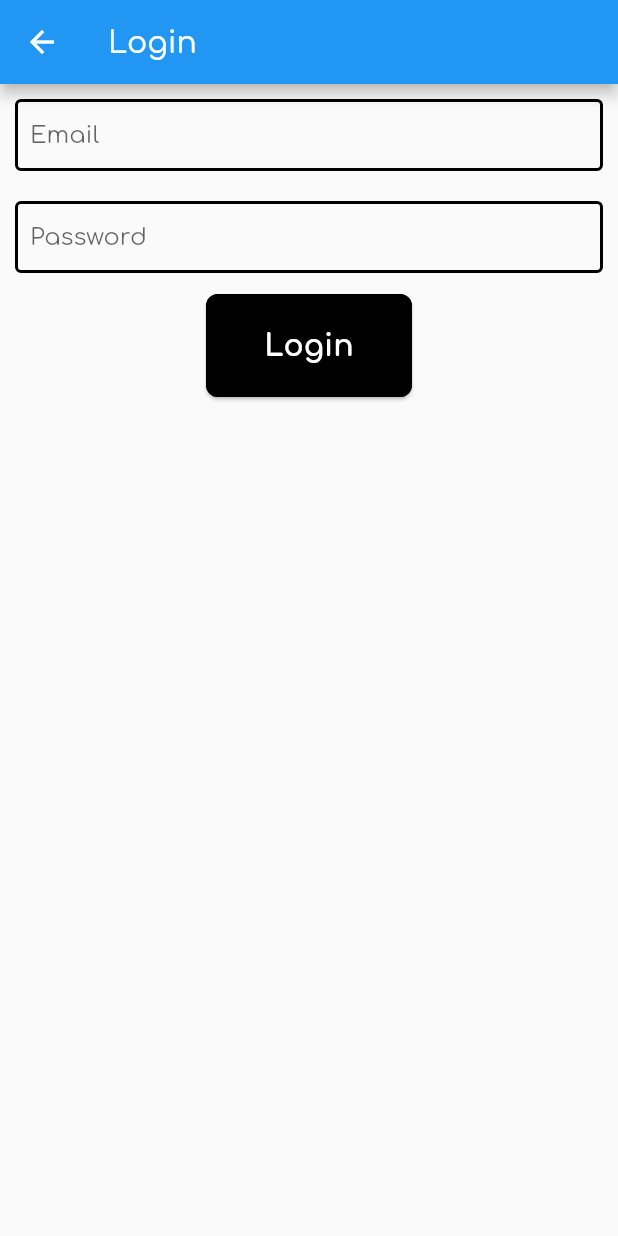
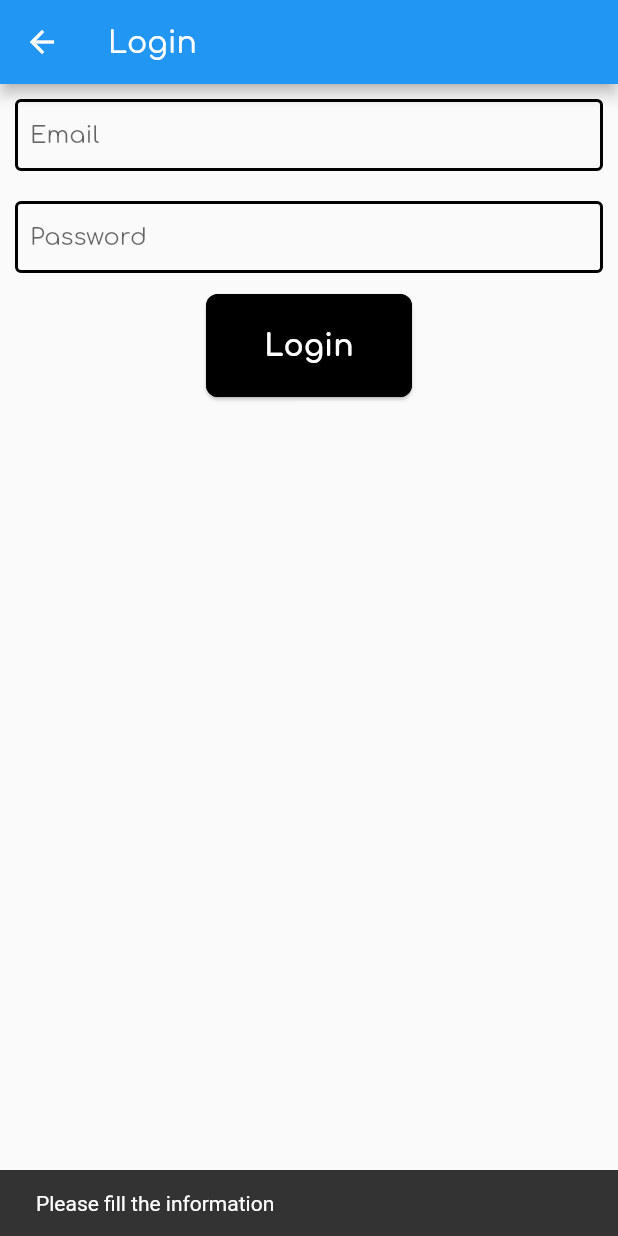
Before and after one commit to Guillaume-e/TegAuto, a Flutter app: the Login screen opened directly, after a tap on "Login", on a phone screen of 412 x 824 dp. Run offline on Flutter 3.47's test engine with Material 2 defaults, Android fonts, the phone set to English and light mode, and no system bars; our stand-ins replace firebase_auth, firebase_core, image_picker; accounts and stored records are empty.

Commit message:
authentication with firebase & user return

```diff
--- a/teg_auto/lib/main.dart
+++ b/teg_auto/lib/main.dart
@@ -8,8 +8,8 @@ void main() async {
   WidgetsFlutterBinding.ensureInitialized();
   await Firebase.initializeApp();
   runApp(
-    ChangeNotifierProvider<User>(
-      create: (_) => User(),
+    ChangeNotifierProvider<UserManagement>(
+      create: (_) => UserManagement(),
       child: const MyApp(),
     ),
   );
--- a/teg_auto/lib/model/user.dart
+++ b/teg_auto/lib/model/user.dart
@@ -1,8 +1,9 @@
 import 'dart:developer' as developer;
 import 'package:firebase_auth/firebase_auth.dart';
 import 'package:flutter/material.dart';
+import 'package:teg_auto/model/user_return.dart';
 
-class User extends ChangeNotifier {
+class UserManagement extends ChangeNotifier {
   String _name = "";
   String _email = "";
   bool _isAdmin = false;
@@ -44,13 +45,37 @@ class User extends ChangeNotifier {
     return _isAdmin;
   }
 
-  Future<bool> registerNewUser(
+  Future<bool> setupUserInformationOnRegister(
+    String username,
+    String email,
+    UserCredential credential,
+  ) async {
+    try {
+      final User? actualUser = credential.user;
+      await actualUser?.updateDisplayName(username);
+      await actualUser?.updatePhotoURL(
+        "https://static.vecteezy.com/ti/vecteur-libre/p3/2275847-male-avatar-profil-icone-de-souriant-caucasien-homme-vectoriel.jpg",
+      );
+      _email = email;
+      _name = username;
+      _image =
+          "https://static.vecteezy.com/ti/vecteur-libre/p3/2275847-male-avatar-profil-icone-de-souriant-caucasien-homme-vectoriel.jpg";
+      return true;
+    } catch (error) {
+      return false;
+    }
+  }
+
+  Future<UserReturn> registerNewUser(
     String username,
     String email,
     String password,
   ) async {
     if (email.isEmpty == true || password.isEmpty == true) {
-      return false;
+      return const UserReturn(
+        status: false,
+        message: "Please fill the field.",
+      );
     }
     try {
       final UserCredential credential =
@@ -58,44 +83,82 @@ class User extends ChangeNotifier {
         email: email,
         password: password,
       );
-      print(credential);
-      return true;
+      await setupUserInformationOnRegister(username, email, credential);
+      return const UserReturn(
+        status: true,
+        message: "Registered successfully",
+      );
     } on FirebaseAuthException catch (e) {
       if (e.code == 'weak-password') {
-        print('The password provided is too weak.');
+        return const UserReturn(
+          status: false,
+          message: "The password provided is too weak.",
+        );
       } else if (e.code == 'email-already-in-use') {
-        print('The account already exists for that email.');
+        return const UserReturn(
+          status: false,
+          message: "The account already exists for that email.",
+        );
       }
-      return false;
+      return const UserReturn(
+        status: false,
+        message: "Please, verify the information entered",
+      );
     } catch (e) {
-      print(e);
+      return const UserReturn(status: false, message: "An error occured");
+    }
+  }
+
+  Future<bool> setupUserInformationOnLogin(UserCredential credential) async {
+    try {
+      _name = credential.user?.displayName ?? "No username";
+      _email = credential.user?.email ?? "No email";
+      _image = credential.user?.photoURL ??
+          "https://static.vecteezy.com/ti/vecteur-libre/p3/2275847-male-avatar-profil-icone-de-souriant-caucasien-homme-vectoriel.jpg";
+      return true;
+    } catch (error) {
       return false;
     }
   }
 
-  Future<bool> loginExistingUser(String email, String password) async {
+  Future<UserReturn> loginExistingUser(String email, String password) async {
     try {
-      if (email.isEmpty == true || password.isEmpty == true) return false;
+      if (email.isEmpty == true || password.isEmpty == true) {
+        return const UserReturn(
+          status: false,
+          message: "Please fill the information",
+        );
+      }
       final UserCredential credential =
           await FirebaseAuth.instance.signInWithEmailAndPassword(
         email: email,
         password: password,
       );
-      developer.log("CREDENTIAL");
-      print(credential);
-      return true;
+      await setupUserInformationOnLogin(credential);
+      return const UserReturn(status: true, message: "Login successful");
     } on FirebaseAuthException catch (e) {
-      developer.log("EXCEPTION");
       if (e.code == 'user-not-found') {
-        developer.log('No user found for that email.');
+        return const UserReturn(
+          status: false,
+          message: "No user found for that email.",
+        );
       } else if (e.code == 'wrong-password') {
-        developer.log('Wrong password provided for that user.');
+        return const UserReturn(
+          status: false,
+          message: "Wrong password provided for that user.",
+        );
       } else if (e.code == 'invalid-email') {
-        developer.log('Wrong email');
+        return const UserReturn(
+          status: false,
+          message: "The email entered is invalid",
+        );
       }
-      return false;
+      return const UserReturn(
+        status: false,
+        message: "Please, verify the field",
+      );
     } catch (error) {
-      return false;
+      return const UserReturn(status: false, message: "An error occured");
     }
   }
 }
--- /dev/null
+++ b/teg_auto/lib/model/user_return.dart
@@ -0,0 +1,6 @@
+class UserReturn {
+  const UserReturn({required this.status, required this.message});
+
+  final bool status;
+  final String message;
+}
--- a/teg_auto/lib/pages/authentication/login.dart
+++ b/teg_auto/lib/pages/authentication/login.dart
@@ -1,6 +1,7 @@
 import 'package:flutter/material.dart';
 import 'package:provider/provider.dart';
 import 'package:teg_auto/model/user.dart';
+import 'package:teg_auto/model/user_return.dart';
 import 'package:teg_auto/pages/authentication/authentication_button.dart';
 import 'package:teg_auto/pages/navigation_page.dart';
 import 'package:teg_auto/widgets/text_input_component.dart';
@@ -17,9 +18,9 @@ class _LoginState extends State<Login> {
   String _password = "";
 
   void goToHomePage() {
-    final User user = context.read<User>();
-    user.loginExistingUser(_email, _password).then((bool loginStatus) {
-      if (loginStatus == true) {
+    final UserManagement user = context.read<UserManagement>();
+    user.loginExistingUser(_email, _password).then((UserReturn loginResponse) {
+      if (loginResponse.status == true) {
         user.setEmail(_email);
         Navigator.pushAndRemoveUntil(
           context,
@@ -30,6 +31,12 @@ class _LoginState extends State<Login> {
           ),
           (_) => false,
         );
+      } else {
+        ScaffoldMessenger.of(context)
+          ..removeCurrentSnackBar()
+          ..showSnackBar(
+            SnackBar(content: Text(loginResponse.message)),
+          );
       }
     });
   }
--- a/teg_auto/lib/pages/profil_page.dart
+++ b/teg_auto/lib/pages/profil_page.dart
@@ -55,7 +55,7 @@ class ProfilPage extends StatefulWidget {
 class _ProfilPageState extends State<ProfilPage> {
   @override
   Widget build(BuildContext context) {
-    final User user = context.watch<User>();
+    final UserManagement user = context.watch<UserManagement>();
 
     return Scaffold(
       appBar: AppBar(title: Text(widget.title), backgroundColor: Colors.blue),
```
Also changed, not shown: teg_auto/lib/pages/authentication/register.dart (+12 -6 lines), teg_auto/lib/pages/navigation_page.dart (+9 -4 lines), teg_auto/lib/widgets/favoritebutton.dart (+14 -9 lines), teg_auto/lib/widgets/homecard.dart (+44 -10 lines), teg_auto/lib/widgets/homecardvar.dart (+22 -10 lines).
